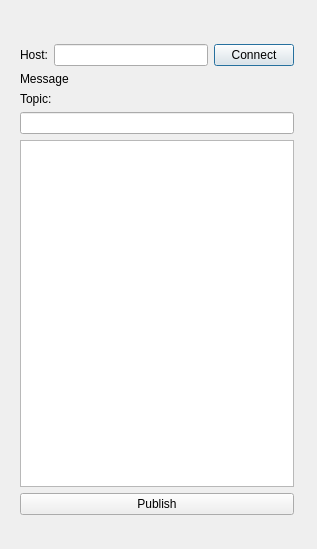
Qt form qt/qtmqtt/examples/mqtt/subscriptions/publishermenu.ui (FSBY668/Program) before a commit.
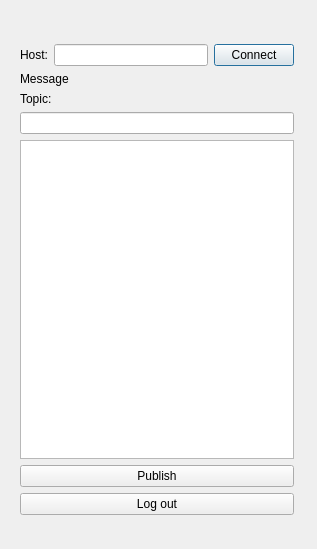
The same form after that commit.

The edit to the form file:
```diff
--- a/qt/qtmqtt/examples/mqtt/subscriptions/publishermenu.ui
+++ b/qt/qtmqtt/examples/mqtt/subscriptions/publishermenu.ui
@@ -13,7 +13,7 @@
   <property name="windowTitle">
    <string>Dialog</string>
   </property>
-  <widget class="QWidget" name="">
+  <widget class="QWidget" name="layoutWidget">
    <property name="geometry">
     <rect>
      <x>20</x>
@@ -71,6 +71,13 @@
       </property>
      </widget>
     </item>
+    <item>
+     <widget class="QPushButton" name="pushButton">
+      <property name="text">
+       <string>Log out</string>
+      </property>
+     </widget>
+    </item>
    </layout>
   </widget>
  </widget>
```
